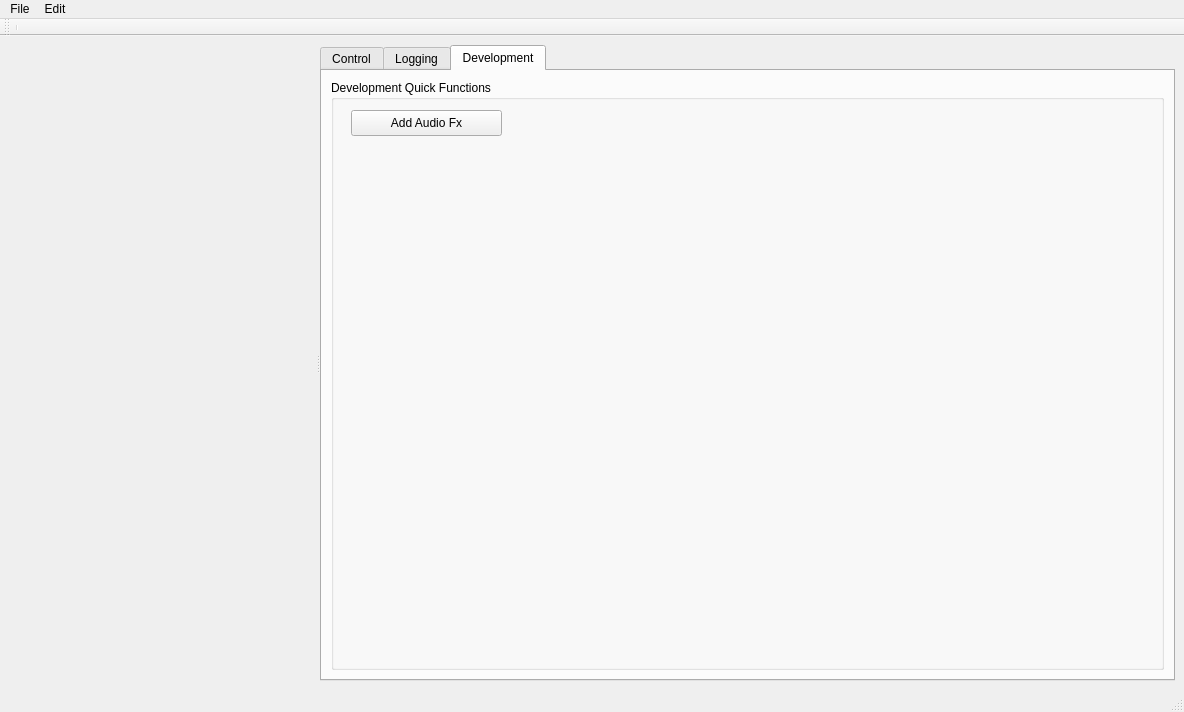
Old version of the form StageRunner/gui/stagerunnermainwin.ui in the repository Pit1966/StageRunner.
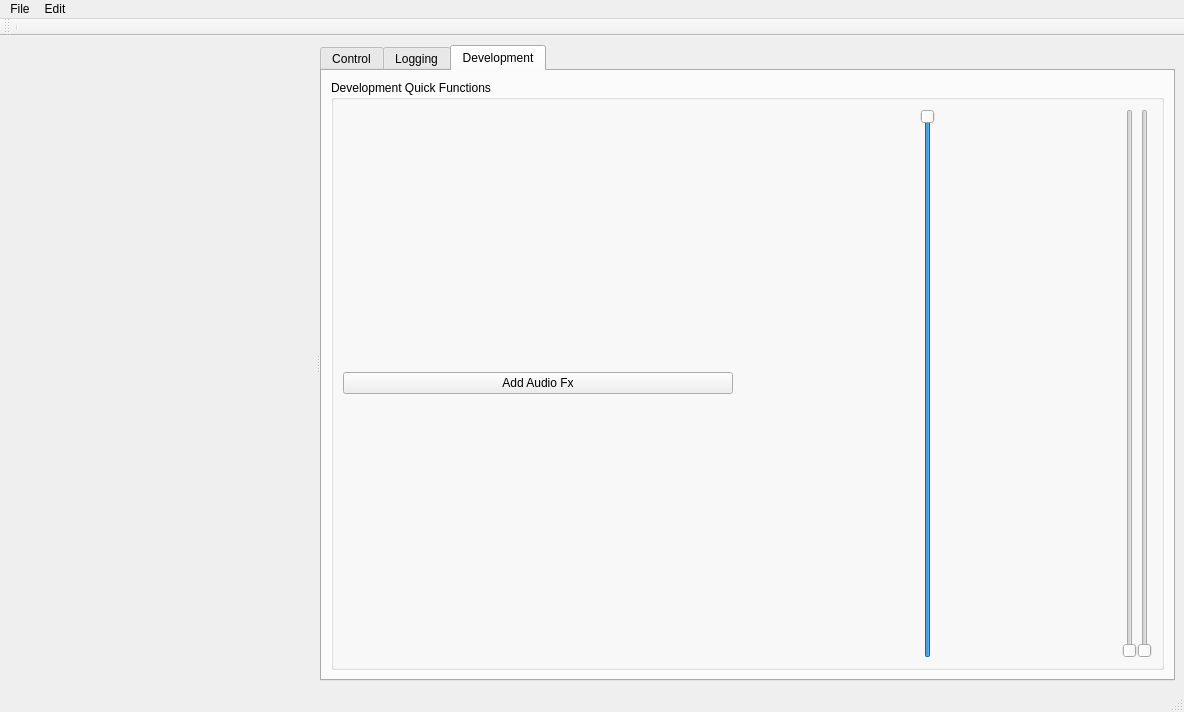
New version of the form. The open tabs and pages were chosen to show the change. Icons and pictures are not drawn. Custom widgets are drawn as their Qt base class.

Commit message: Erste Versin der MixerChannel fertiggestellt

The edit to the form file:
```diff
--- a/StageRunner/gui/stagerunnermainwin.ui
+++ b/StageRunner/gui/stagerunnermainwin.ui
@@ -98,19 +98,60 @@
            <property name="title">
             <string>Development Quick Functions</string>
            </property>
-           <widget class="QPushButton" name="addAudioFxButton">
-            <property name="geometry">
-             <rect>
-              <x>20</x>
-              <y>30</y>
-              <width>151</width>
-              <height>26</height>
-             </rect>
+           <layout class="QGridLayout" name="gridLayout">
+            <property name="spacing">
+             <number>0</number>
             </property>
-            <property name="text">
-             <string>Add Audio Fx</string>
-            </property>
-           </widget>
+            <item row="0" column="2">
+             <widget class="MixerChannel" name="verticalSlider">
+              <property name="orientation">
+               <enum>Qt::Vertical</enum>
+              </property>
+             </widget>
+            </item>
+            <item row="0" column="0">
+             <widget class="QPushButton" name="addAudioFxButton">
+              <property name="sizePolicy">
+               <sizepolicy hsizetype="Expanding" vsizetype="Fixed">
+                <horstretch>0</horstretch>
+                <verstretch>0</verstretch>
+               </sizepolicy>
+              </property>
+              <property name="text">
+               <string>Add Audio Fx</string>
+              </property>
+             </widget>
+            </item>
+            <item row="0" column="1">
+             <widget class="MixerChannel" name="testMixer">
+              <property name="sizePolicy">
+               <sizepolicy hsizetype="Expanding" vsizetype="Expanding">
+                <horstretch>0</horstretch>
+                <verstretch>0</verstretch>
+               </sizepolicy>
+              </property>
+              <property name="maximum">
+               <number>255</number>
+              </property>
+              <property name="value">
+               <number>255</number>
+              </property>
+              <property name="sliderPosition">
+               <number>255</number>
+              </property>
+              <property name="orientation">
+               <enum>Qt::Vertical</enum>
+              </property>
+             </widget>
+            </item>
+            <item row="0" column="3">
+             <widget class="MixerChannel" name="verticalSlider_2">
+              <property name="orientation">
+               <enum>Qt::Vertical</enum>
+              </property>
+             </widget>
+            </item>
+           </layout>
           </widget>
          </item>
         </layout>
@@ -214,6 +255,11 @@
    <header>gui/sequencecontrolwidget.h</header>
    <container>1</container>
   </customwidget>
+  <customwidget>
+   <class>MixerChannel</class>
+   <extends>QSlider</extends>
+   <header location="global">gui/customwidget/mixerchannel.h</header>
+  </customwidget>
  </customwidgets>
  <resources/>
  <connections>
```
Left out of the diff: 16 changed lines with no effect on the pictures. The commit also changes 7 other files.
